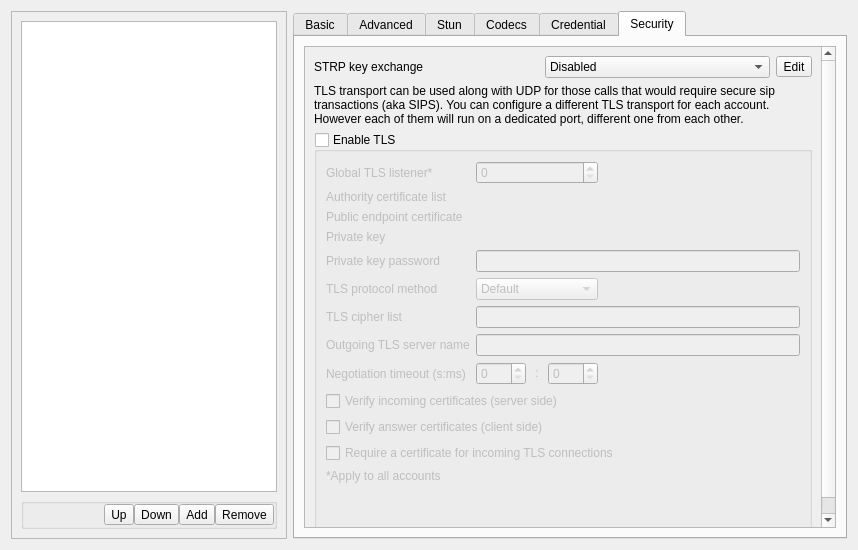
KDE/ring-kde, file src/conf/dlgaccountsbase.ui: the form before one commit.
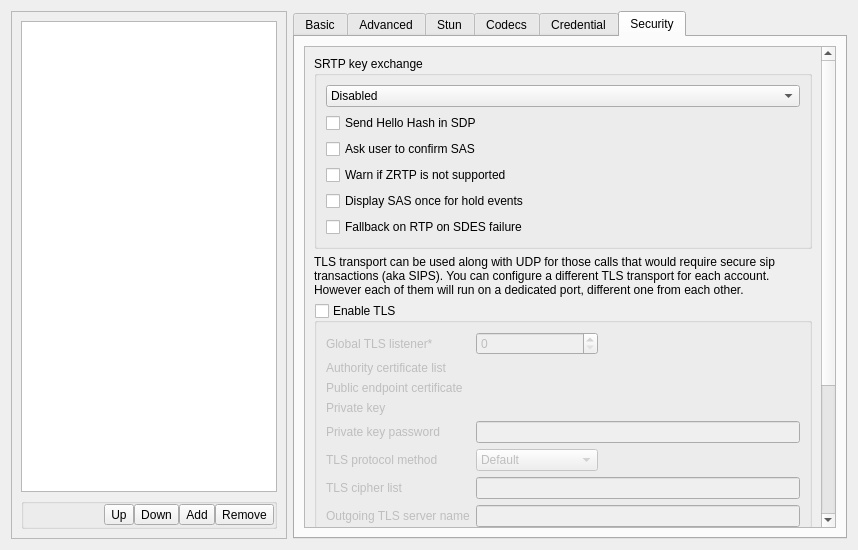
The form after the commit. The open tabs and pages were chosen to show the change. Custom widgets are drawn as their Qt base class.

Commit message: (may) add support for various security settings. It does not seem to be compatible with the gnome client, more tests are required

What changed in the file:
```diff
--- a/src/conf/dlgaccountsbase.ui
+++ b/src/conf/dlgaccountsbase.ui
@@ -635,51 +635,12 @@
               <rect>
                <x>0</x>
                <y>0</y>
-               <width>386</width>
-               <height>588</height>
+               <width>536</width>
+               <height>758</height>
               </rect>
              </property>
              <layout class="QGridLayout" name="gridLayout_5">
-              <item row="0" column="0">
-               <widget class="QLabel" name="label_security_STRP">
-                <property name="text">
-                 <string>STRP key exchange</string>
-                </property>
-               </widget>
-              </item>
-              <item row="0" column="1">
-               <widget class="QComboBox" name="combo_security_STRP">
-                <property name="sizePolicy">
-                 <sizepolicy hsizetype="Minimum" vsizetype="Fixed">
-                  <horstretch>0</horstretch>
-                  <verstretch>0</verstretch>
-                 </sizepolicy>
-                </property>
-                <item>
-                 <property name="text">
-                  <string>Disabled</string>
-                 </property>
-                </item>
-                <item>
-                 <property name="text">
-                  <string>ZRTP</string>
-                 </property>
-                </item>
-                <item>
-                 <property name="text">
-                  <string>SDES</string>
-                 </property>
-                </item>
-               </widget>
-              </item>
-              <item row="0" column="2">
-               <widget class="QToolButton" name="button_security_STRP">
-                <property name="text">
-                 <string>Edit</string>
-                </property>
-               </widget>
-              </item>
-              <item row="1" column="0" colspan="3">
+              <item row="2" column="0" colspan="2">
                <widget class="QLabel" name="label_tls_info">
                 <property name="sizePolicy">
                  <sizepolicy hsizetype="Minimum" vsizetype="Minimum">
@@ -695,7 +656,7 @@
                 </property>
                </widget>
               </item>
-              <item row="2" column="0" colspan="3">
+              <item row="3" column="0" colspan="2">
                <widget class="QGroupBox" name="group_security_tls">
                 <property name="sizePolicy">
                  <sizepolicy hsizetype="Expanding" vsizetype="Expanding">
@@ -970,6 +931,75 @@
                 </layout>
                </widget>
               </item>
+              <item row="0" column="0" colspan="2">
+               <widget class="QGroupBox" name="groupbox_STRP_keyexchange">
+                <property name="title">
+                 <string>SRTP key exchange</string>
+                </property>
+                <layout class="QVBoxLayout" name="verticalLayout_2">
+                 <item>
+                  <widget class="QComboBox" name="combo_security_STRP">
+                   <property name="sizePolicy">
+                    <sizepolicy hsizetype="Minimum" vsizetype="Fixed">
+                     <horstretch>0</horstretch>
+                     <verstretch>0</verstretch>
+                    </sizepolicy>
+                   </property>
+                   <item>
+                    <property name="text">
+                     <string>Disabled</string>
+                    </property>
+                   </item>
+                   <item>
+                    <property name="text">
+                     <string>ZRTP</string>
+                    </property>
+                   </item>
+                   <item>
+                    <property name="text">
+                     <string>SDES</string>
+                    </property>
+                   </item>
+                  </widget>
+                 </item>
+                 <item>
+                  <widget class="QCheckBox" name="checkbox_ZTRP_send_hello">
+                   <property name="text">
+                    <string>Send Hello Hash in SDP</string>
+                   </property>
+                  </widget>
+                 </item>
+                 <item>
+                  <widget class="QCheckBox" name="checkbox_ZRTP_warn_supported">
+                   <property name="text">
+                    <string>Ask user to confirm SAS</string>
+                   </property>
+                  </widget>
+                 </item>
+                 <item>
+                  <widget class="QCheckBox" name="checkbox_ZRTP_Ask_user">
+                   <property name="text">
+                    <string>Warn if ZRTP is not supported</string>
+                   </property>
+                  </widget>
+                 </item>
+                 <item>
+                  <widget class="QCheckBox" name="checkbox_ZRTP_display_SAS">
+                   <property name="text">
+                    <string>Display SAS once for hold events</string>
+                   </property>
+                  </widget>
+                 </item>
+                 <item>
+                  <widget class="QCheckBox" name="checkbox_SDES_fallback_rtp">
+                   <property name="text">
+                    <string>Fallback on RTP on SDES failure</string>
+                   </property>
+                  </widget>
+                 </item>
+                </layout>
+               </widget>
+              </item>
              </layout>
             </widget>
            </widget>
```
Left out of the diff: 2 changed lines with no effect on the pictures. The commit also changes 2 other files.
